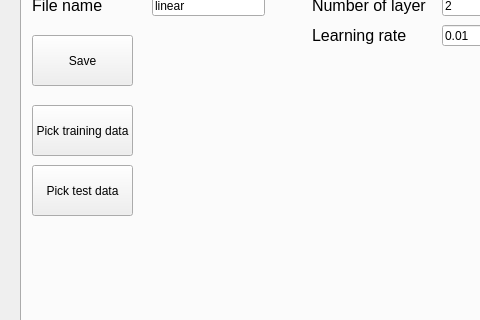
maxo98/MachineLearning_5DJV, file ML_Project/mainwindow.ui: the form before one commit; both pictures show x 0 to 480 and y 301 to 621 of the 828 by 922 pixel window.
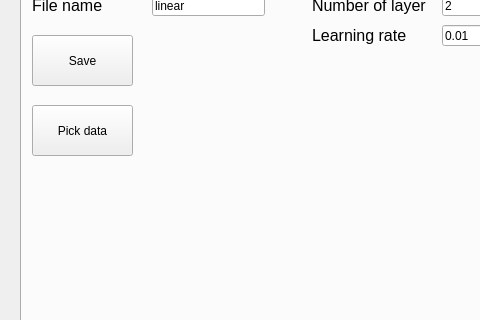
The form after the commit.

```diff
--- a/ML_Project/mainwindow.ui
+++ b/ML_Project/mainwindow.ui
@@ -387,20 +387,7 @@
        </rect>
       </property>
       <property name="text">
-       <string>Pick training data</string>
-      </property>
-     </widget>
-     <widget class="QPushButton" name="pushButton_pickTest">
-      <property name="geometry">
-       <rect>
-        <x>10</x>
-        <y>440</y>
-        <width>101</width>
-        <height>51</height>
-       </rect>
-      </property>
-      <property name="text">
-       <string>Pick test data</string>
+       <string>Pick data</string>
       </property>
      </widget>
      <widget class="QLabel" name="label_model_6">
```
